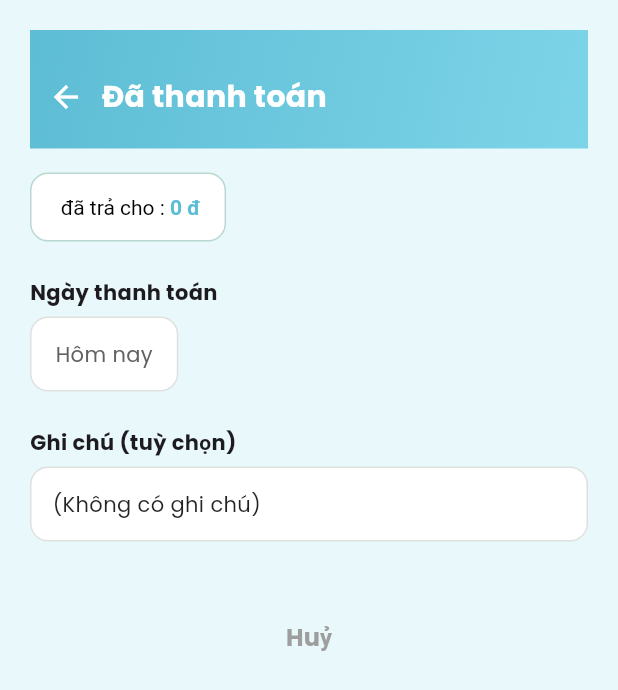
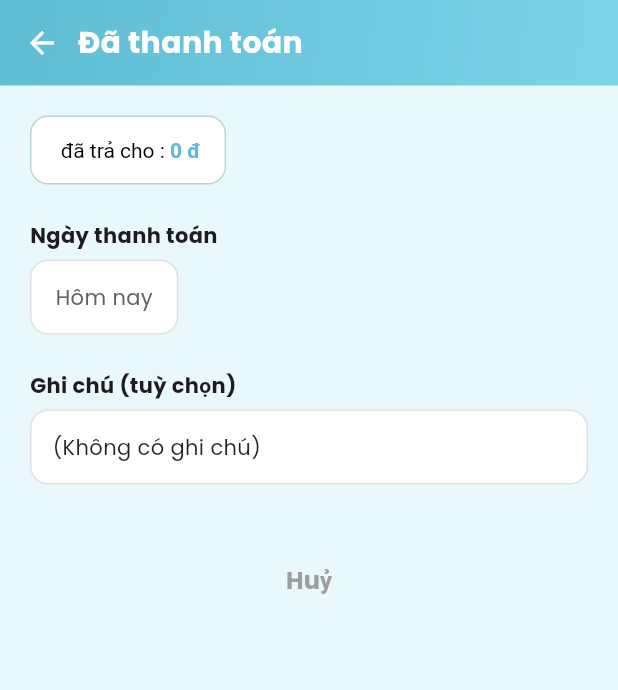
Before and after one commit to Nongcode/BTL_Android, a Flutter app: the PaidPaymentScreen screen opened directly with empty values, on a phone screen of 412 x 824 dp. Shown: the top 690 px of the screen. Run offline on Flutter 3.47's test engine with Material 3 defaults, Android fonts, the light colour scheme and no system bars; our stand-ins replace google_fonts.

Commit message:
implement payment confirmation flow and consistent UI

```diff
--- a/lib/features/finance/presentation/screens/paid_payment_screen.dart
+++ b/lib/features/finance/presentation/screens/paid_payment_screen.dart
@@ -1,4 +1,5 @@
 import 'package:flutter/material.dart';
+import '../widgets/finance_header.dart';
 
 class PaidPaymentScreen extends StatelessWidget {
   final String from;
@@ -20,17 +21,22 @@ class PaidPaymentScreen extends StatelessWidget {
   Widget build(BuildContext context) {
     return Scaffold(
       backgroundColor: const Color(0xFFE8F8FB),
-      body: SafeArea(
+      body: Column(
+        children: [
+          // ✅ HEADER ĐỒNG NHẤT 100% VỚI CONFIRM PAYMENT
+          FinanceHeader(
+            title: "Đã thanh toán",
+            onBack: () => Navigator.pop(context),
+          ),
+
+          // ✅ BODY
+          Expanded(
             child: SingleChildScrollView(
               padding: const EdgeInsets.all(20),
               child: Column(
                 crossAxisAlignment: CrossAxisAlignment.start,
                 children: [
-              _buildHeader(),
-
-              const SizedBox(height: 16),
-
-              // --- CARD: Đã thanh toán ---
+                  // --- CARD: ĐÃ THANH TOÁN ---
                   Container(
                     padding: const EdgeInsets.symmetric(
                       vertical: 14,
@@ -43,11 +49,14 @@ class PaidPaymentScreen extends StatelessWidget {
                     ),
                     child: RichText(
                       text: TextSpan(
-                    text: "${from} đã trả cho ${to}: ",
-                    style: const TextStyle(fontSize: 14, color: Colors.black),
+                        text: "$from đã trả cho $to: ",
+                        style: const TextStyle(
+                          fontSize: 14,
+                          color: Colors.black,
+                        ),
                         children: [
                           TextSpan(
-                        text: "${amount} đ",
+                            text: "$amount đ",
                             style: const TextStyle(
                               color: Color(0xFF5DBDD4),
                               fontWeight: FontWeight.bold,
@@ -78,8 +87,11 @@ class PaidPaymentScreen extends StatelessWidget {
                       border: Border.all(color: Colors.grey.shade300),
                     ),
                     child: Text(
-                  "Hôm nay",
-                  style: TextStyle(fontSize: 14, color: Colors.grey.shade700),
+                      _formatDate(date),
+                      style: TextStyle(
+                        fontSize: 14,
+                        color: Colors.grey.shade700,
+                      ),
                     ),
                   ),
 
@@ -102,13 +114,16 @@ class PaidPaymentScreen extends StatelessWidget {
                     ),
                     child: Text(
                       note.isEmpty ? "(Không có ghi chú)" : note,
-                  style: const TextStyle(fontSize: 14, color: Colors.black87),
+                      style: const TextStyle(
+                        fontSize: 14,
+                        color: Colors.black87,
+                      ),
                     ),
                   ),
 
                   const SizedBox(height: 40),
 
-              // --- BUTTON: HỦY ---
+                  // --- BUTTON: HUỶ ---
                   Center(
                     child: TextButton(
                       onPressed: () => Navigator.pop(context),
@@ -126,33 +141,14 @@ class PaidPaymentScreen extends StatelessWidget {
               ),
             ),
           ),
-    );
-  }
-
-  Widget _buildHeader() {
-    return Container(
-      decoration: const BoxDecoration(
-        gradient: LinearGradient(
-          colors: [Color(0xFF5DBDD4), Color(0xFF7DD4E8)],
-          begin: Alignment.topLeft,
-          end: Alignment.bottomRight,
-        ),
-      ),
-      padding: const EdgeInsets.fromLTRB(12, 30, 12, 20),
-      child: Row(
-        children: const [
-          Icon(Icons.arrow_back, color: Colors.white),
-          SizedBox(width: 12),
-          Text(
-            "Đã thanh toán",
-            style: TextStyle(
-              color: Colors.white,
-              fontSize: 20,
-              fontWeight: FontWeight.bold,
-            ),
-          ),
         ],
       ),
     );
   }
+
+  String _formatDate(DateTime date) {
+    final now = DateTime.now();
+    if (DateUtils.isSameDay(date, now)) return "Hôm nay";
+    return "${date.day}/${date.month}/${date.year}";
   }
+}
--- /dev/null
+++ b/lib/features/finance/presentation/widgets/finance_header.dart
@@ -0,0 +1,40 @@
+import 'package:flutter/material.dart';
+
+class FinanceHeader extends StatelessWidget {
+  final String title;
+  final VoidCallback? onBack;
+
+  const FinanceHeader({super.key, required this.title, this.onBack});
+
+  @override
+  Widget build(BuildContext context) {
+    return Container(
+      width: double.infinity,
+      padding: const EdgeInsets.fromLTRB(16, 14, 16, 14),
+      decoration: const BoxDecoration(
+        gradient: LinearGradient(
+          colors: [Color(0xFF5DBDD4), Color(0xFF7DD4E8)],
+          begin: Alignment.topLeft,
+          end: Alignment.bottomRight,
+        ),
+      ),
+      child: Row(
+        children: [
+          GestureDetector(
+            onTap: onBack ?? () => Navigator.pop(context),
+            child: const Icon(Icons.arrow_back, color: Colors.white),
+          ),
+          const SizedBox(width: 12),
+          Text(
+            title,
+            style: const TextStyle(
+              fontSize: 20,
+              fontWeight: FontWeight.w700,
+              color: Colors.white,
+            ),
+          ),
+        ],
+      ),
+    );
+  }
+}
```
Also changed, not shown: lib/features/finance/presentation/screens/add_expense_screen.dart (+10 -2 lines), lib/features/finance/presentation/screens/confirm_payment_screen.dart (+32 -58 lines), lib/features/finance/presentation/screens/finance_screen.dart (+124 -13 lines), lib/features/finance/presentation/screens/fund_detail_screen.dart (+8 -1 lines). Lines whose indentation alone changed are shown as unchanged.
